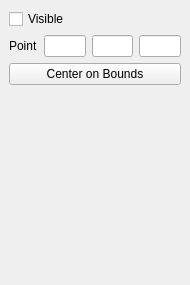
This is GUI/Client/Widgets/pqHandleWidget.ui in wildmichael/ParaView3-enhancements-old as Qt 5 draws it before an edit. The edited form follows.
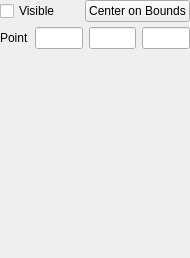
This is the edited form.

```diff
--- a/GUI/Client/Widgets/pqHandleWidget.ui
+++ b/GUI/Client/Widgets/pqHandleWidget.ui
@@ -9,7 +9,7 @@
     <x>0</x>
     <y>0</y>
     <width>190</width>
-    <height>285</height>
+    <height>258</height>
    </rect>
   </property>
   <property name="windowTitle" >
@@ -17,51 +17,61 @@
   </property>
   <layout class="QVBoxLayout" >
    <property name="margin" >
-    <number>9</number>
+    <number>0</number>
    </property>
    <property name="spacing" >
-    <number>6</number>
+    <number>5</number>
    </property>
    <item>
-    <widget class="QCheckBox" name="show3DWidget" >
-     <property name="text" >
-      <string>Visible</string>
+    <layout class="QHBoxLayout" >
+     <property name="margin" >
+      <number>0</number>
      </property>
-    </widget>
+     <property name="spacing" >
+      <number>6</number>
+     </property>
+     <item>
+      <widget class="QCheckBox" name="show3DWidget" >
+       <property name="text" >
+        <string>Visible</string>
+       </property>
+      </widget>
+     </item>
+     <item>
+      <widget class="QPushButton" name="useCenterBounds" >
+       <property name="text" >
+        <string>Center on Bounds</string>
+       </property>
+      </widget>
+     </item>
+    </layout>
    </item>
    <item>
-    <layout class="QGridLayout" >
+    <layout class="QHBoxLayout" >
      <property name="margin" >
       <number>0</number>
      </property>
      <property name="spacing" >
       <number>6</number>
      </property>
-     <item row="0" column="0" >
+     <item>
       <widget class="QLabel" name="label_3" >
        <property name="text" >
         <string>Point</string>
        </property>
       </widget>
      </item>
-     <item row="0" column="3" >
-      <widget class="QLineEdit" name="worldPositionZ" />
-     </item>
-     <item row="0" column="2" >
-      <widget class="QLineEdit" name="worldPositionY" />
-     </item>
-     <item row="0" column="1" >
+     <item>
       <widget class="QLineEdit" name="worldPositionX" />
      </item>
+     <item>
+      <widget class="QLineEdit" name="worldPositionY" />
+     </item>
+     <item>
+      <widget class="QLineEdit" name="worldPositionZ" />
+     </item>
     </layout>
    </item>
-   <item>
-    <widget class="QPushButton" name="useCenterBounds" >
-     <property name="text" >
-      <string>Center on Bounds</string>
-     </property>
-    </widget>
-   </item>
    <item>
     <spacer>
      <property name="orientation" >
```
Left out of the diff: 1 changed line with no effect on the pictures.
